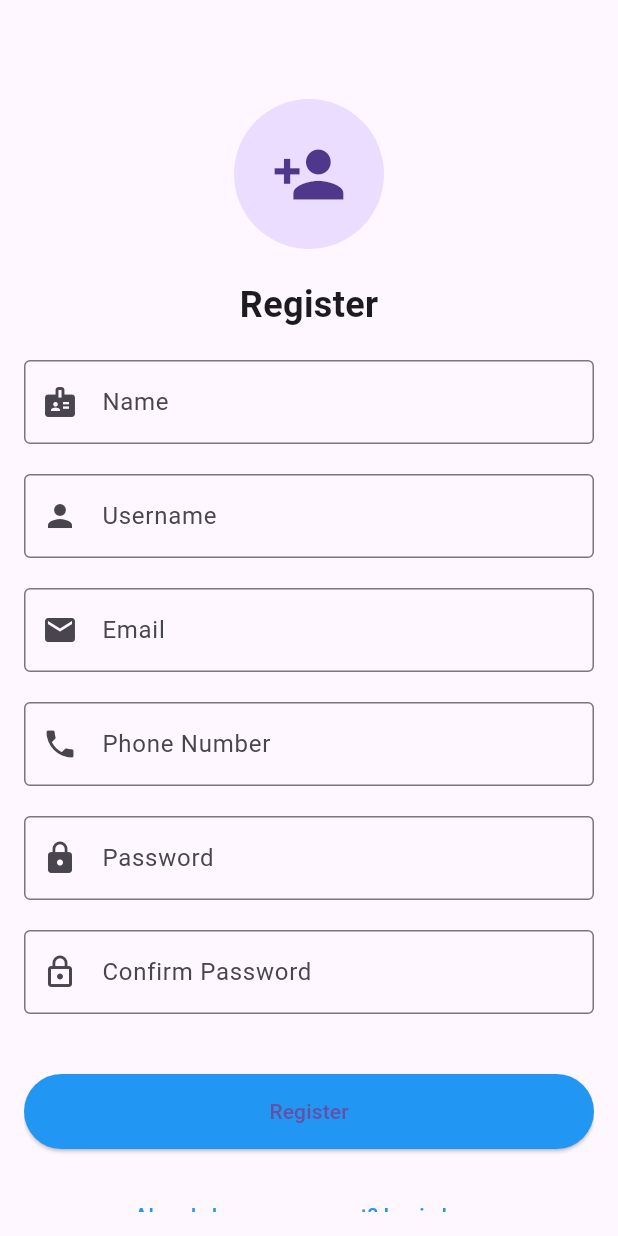
After one commit to AkshaysProjects/flutterdemo, a Flutter app: the screen it shows after launch, after a tap on "Login", after a tap on "Register", on a phone screen of 412 x 824 dp. The commit adds this screen. Run offline on Flutter 3.47's test engine with Material 3 defaults, Android fonts, the phone set to English and light mode, and no system bars; our stand-ins replace logger, shared_preferences; accounts and stored records are empty.

Commit message:
Add Login and Register pages along with it's logic

```diff
--- a/lib/main.dart
+++ b/lib/main.dart
@@ -1,21 +1,60 @@
 import 'package:flutter/material.dart';
+import 'package:provider/provider.dart';
+import 'package:flutterdemo/providers/auth_provider.dart';
 import 'package:flutterdemo/pages/login_page.dart';
+import 'package:flutterdemo/pages/home_page.dart';
+import 'package:flutterdemo/pages/register_page.dart';
 
 void main() {
-  runApp(const MaterialApp(home: MyApp()));
+  runApp(const MyApp());
 }
 
-class MyApp extends StatelessWidget {
+class MyApp extends StatefulWidget {
   const MyApp({Key? key}) : super(key: key);
 
   @override
+  _MyAppState createState() => _MyAppState();
+}
+
+class _MyAppState extends State<MyApp> {
+  late Future<AuthProvider> _authProviderFuture;
+
+  @override
+  void initState() {
+    super.initState();
+    _authProviderFuture = _initializeAuthProvider();
+  }
+
+  Future<AuthProvider> _initializeAuthProvider() async {
+    var authProvider = AuthProvider(); // Create an instance of AuthProvider
+    await authProvider.initialize(); // Wait for initialization
+    return authProvider; // Return the initialized AuthProvider
+  }
+
+  @override
   Widget build(BuildContext context) {
-    return MaterialApp(
-      theme: ThemeData(
-        colorScheme: ColorScheme.fromSeed(seedColor: Colors.deepPurple),
-        useMaterial3: true,
-      ),
-      home: const LoginPage(),
+    return FutureBuilder<AuthProvider>(
+      future: _authProviderFuture,
+      builder: (context, snapshot) {
+        if (snapshot.connectionState == ConnectionState.done &&
+            snapshot.hasData) {
+          return ChangeNotifierProvider<AuthProvider>.value(
+            value: snapshot.data!,
+            child: MaterialApp(
+              initialRoute: snapshot.data!.isAuthenticated ? '/home' : '/login',
+              routes: {
+                '/login': (context) => const LoginPage(),
+                '/home': (context) => const HomePage(),
+                '/register': (context) => const RegisterPage(),
+              },
+            ),
+          );
+        } else {
+          // Show loading screen while waiting for initialization
+          return const MaterialApp(
+              home: Scaffold(body: CircularProgressIndicator()));
+        }
+      },
     );
   }
 }
--- /dev/null
+++ b/lib/models/user_model.dart
@@ -0,0 +1,33 @@
+class UserModel {
+  final String name;
+  final String username;
+  final String email;
+  final String phoneNumber;
+
+  UserModel({
+    required this.name,
+    required this.username,
+    required this.email,
+    required this.phoneNumber,
+  });
+
+  // Factory constructor for creating a new UserModel instance from a map.
+  factory UserModel.fromJson(Map<String, dynamic> json) {
+    return UserModel(
+      name: json['name'],
+      username: json['username'],
+      email: json['email'],
+      phoneNumber: json['phoneNumber'],
+    );
+  }
+
+  // Method for serializing UserModel instance to a map.
+  Map<String, dynamic> toJson() {
+    return {
+      'name': name,
+      'username': username,
+      'email': email,
+      'phoneNumber': phoneNumber,
+    };
+  }
+}
--- a/lib/pages/login_page.dart
+++ b/lib/pages/login_page.dart
@@ -1,4 +1,6 @@
 import 'package:flutter/material.dart';
+import 'package:provider/provider.dart';
+import 'package:flutterdemo/providers/auth_provider.dart';
 
 class LoginPage extends StatefulWidget {
   const LoginPage({Key? key}) : super(key: key); // Constructor
@@ -8,21 +10,44 @@ class LoginPage extends StatefulWidget {
 }
 
 class _LoginPageState extends State<LoginPage> {
-  // Text controllers for form fields
+  final _formKey = GlobalKey<FormState>(); // Key for form
   final TextEditingController _usernameController = TextEditingController();
   final TextEditingController _passwordController = TextEditingController();
 
-  // Handles login logic
-  void _handleLogin() {}
+  void _handleLogin() async {
+    // Only proceed if the form is valid
+    if (_formKey.currentState!.validate()) {
+      // Access the AuthProvider from the widget tree
+      final authProvider = Provider.of<AuthProvider>(context, listen: false);
 
-  // Navigates to the register page
-  void _navigateToRegister() {}
+      // Use the provided username and password to login
+      await authProvider.login(
+          _usernameController.text, _passwordController.text);
+
+      // Navigate to the home page if authenticated
+      if (authProvider.isAuthenticated) {
+        _navigateToHome();
+      }
+    }
+  }
+
+  // Navigate to the home page
+  void _navigateToHome() {
+    Navigator.of(context).pushReplacementNamed('/home');
+  }
+
+  // Navigate to the register page
+  void _navigateToRegister() {
+    Navigator.of(context).pushNamed('/register');
+  }
 
   @override
   Widget build(BuildContext context) {
     return Scaffold(
       body: Padding(
         padding: const EdgeInsets.all(16.0),
+        child: Form(
+          key: _formKey,
           child: Column(
             mainAxisAlignment: MainAxisAlignment.center,
             children: [
@@ -37,18 +62,24 @@ class _LoginPageState extends State<LoginPage> {
               const SizedBox(height: 40),
 
               // Username/email input field
-            TextField(
+              TextFormField(
                 controller: _usernameController,
                 decoration: const InputDecoration(
                   labelText: 'Username or Email',
                   border: OutlineInputBorder(),
                   prefixIcon: Icon(Icons.person),
                 ),
+                validator: (value) {
+                  if (value == null || value.isEmpty) {
+                    return 'Please enter your username or email';
+                  }
+                  return null;
+                },
               ),
               const SizedBox(height: 20),
 
               // Password input field
-            TextField(
+              TextFormField(
                 controller: _passwordController,
                 obscureText: true,
                 decoration: const InputDecoration(
@@ -56,6 +87,12 @@ class _LoginPageState extends State<LoginPage> {
                   border: OutlineInputBorder(),
                   prefixIcon: Icon(Icons.lock),
                 ),
+                validator: (value) {
+                  if (value == null || value.isEmpty) {
+                    return 'Please enter your password';
+                  }
+                  return null;
+                },
               ),
               const SizedBox(height: 40),
 
@@ -63,7 +100,7 @@ class _LoginPageState extends State<LoginPage> {
               ElevatedButton(
                 onPressed: _handleLogin,
                 style: ElevatedButton.styleFrom(
-                primary: Colors.blue,
+                  backgroundColor: Colors.blue,
                   minimumSize: const Size.fromHeight(50),
                   shape: RoundedRectangleBorder(
                       borderRadius: BorderRadius.circular(30)),
@@ -81,10 +118,11 @@ class _LoginPageState extends State<LoginPage> {
                       borderRadius: BorderRadius.circular(30)),
                   side: const BorderSide(color: Colors.blue),
                 ),
-              child:
-                  const Text('Register', style: TextStyle(color: Colors.blue)),
+                child: const Text('Register',
+                    style: TextStyle(color: Colors.blue)),
               ),
             ],
+          ),
         ),
       ),
     );
--- /dev/null
+++ b/lib/pages/register_page.dart
@@ -0,0 +1,190 @@
+import 'package:flutter/material.dart';
+import 'package:provider/provider.dart';
+import 'package:flutterdemo/providers/auth_provider.dart'; // Ensure you have an AuthProvider that supports registration
+
+class RegisterPage extends StatefulWidget {
+  const RegisterPage({Key? key}) : super(key: key);
+
+  @override
+  _RegisterPageState createState() => _RegisterPageState();
+}
+
+class _RegisterPageState extends State<RegisterPage> {
+  final _formKey = GlobalKey<FormState>(); // Key for form
+  final TextEditingController _nameController = TextEditingController();
+  final TextEditingController _usernameController = TextEditingController();
+  final TextEditingController _emailController = TextEditingController();
+  final TextEditingController _phoneNumberController = TextEditingController();
+  final TextEditingController _passwordController = TextEditingController();
+  final TextEditingController _confirmPasswordController =
+      TextEditingController();
+
+  void _handleRegister() async {
+    if (_formKey.currentState!.validate()) {
+      // Only proceed if the form is valid
+      final authProvider = Provider.of<AuthProvider>(context, listen: false);
+
+      // Assuming your AuthProvider has a register method
+      await authProvider.register(
+          _nameController.text,
+          _usernameController.text,
+          _emailController.text,
+          _phoneNumberController.text,
+          _passwordController
+              .text); // Assuming this is how you handle registration
+
+      if (authProvider.isAuthenticated) {
+        _navigateToHome();
+      }
+    }
+  }
+
+  void _navigateToHome() {
+    Navigator.of(context).pushReplacementNamed('/home');
+  }
+
+  void _navigateToLogin() {
+    Navigator.of(context).pushReplacementNamed('/login');
+  }
+
+  @override
+  Widget build(BuildContext context) {
+    return Scaffold(
+      body: Padding(
+        padding: const EdgeInsets.all(16.0),
+        child: SingleChildScrollView(
+          child: Form(
+            key: _formKey,
+            child: Column(
+              mainAxisAlignment: MainAxisAlignment.center,
+              children: [
+                const SizedBox(height: 50),
+                const CircleAvatar(
+                    radius: 50, child: Icon(Icons.person_add, size: 50)),
+                const SizedBox(height: 20),
+                const Text('Register',
+                    style:
+                        TextStyle(fontSize: 24, fontWeight: FontWeight.bold)),
+                const SizedBox(height: 20),
+                TextFormField(
+                  controller: _nameController,
+                  decoration: const InputDecoration(
+                    labelText: 'Name',
+                    border: OutlineInputBorder(),
+                    prefixIcon: Icon(Icons.badge),
+                  ),
+                  validator: (value) {
+                    if (value == null || value.isEmpty) {
+                      return 'Please enter your name';
+                    }
+                    return null;
+                  },
+                ),
+                const SizedBox(height: 20),
+                TextFormField(
+                  controller: _usernameController,
+                  decoration: const InputDecoration(
+                    labelText: 'Username',
+                    border: OutlineInputBorder(),
+                    prefixIcon: Icon(Icons.person),
+                  ),
+                  validator: (value) {
+                    if (value == null || value.isEmpty) {
+                      return 'Please enter a username';
+                    }
+                    return null;
+                  },
+                ),
+                const SizedBox(height: 20),
+                TextFormField(
+                  controller: _emailController,
+                  decoration: const InputDecoration(
+                    labelText: 'Email',
+                    border: OutlineInputBorder(),
+                    prefixIcon: Icon(Icons.email),
+                  ),
+                  validator: (value) {
+                    if (value == null || value.isEmpty) {
+                      return 'Please enter an email address';
+                    } else if (!value.contains('@')) {
+                      return 'Please enter a valid email address';
+                    }
+                    return null;
+                  },
+                ),
+                const SizedBox(height: 20),
+                TextFormField(
+                  controller: _phoneNumberController,
+                  decoration: const InputDecoration(
+                    labelText: 'Phone Number',
+                    border: OutlineInputBorder(),
+                    prefixIcon: Icon(Icons.phone),
+                  ),
+                  validator: (value) {
+                    if (value == null || value.isEmpty) {
+                      return 'Please enter a phone number';
+                    }
+                    return null;
+                  },
+                ),
+                const SizedBox(height: 20),
+                TextFormField(
+                  controller: _passwordController,
+                  obscureText: true,
+                  decoration: const InputDecoration(
+                    labelText: 'Password',
+                    border: OutlineInputBorder(),
+                    prefixIcon: Icon(Icons.lock),
+                  ),
+                  validator: (value) {
+                    if (value == null || value.isEmpty) {
+                      return 'Please enter a password';
+                    } else if (value.length < 6) {
+                      return 'Password must be at least 6 characters long';
+                    }
+                    return null;
+                  },
+                ),
+                const SizedBox(height: 20),
+                TextFormField(
+                  controller: _confirmPasswordController,
+                  obscureText: true,
+                  decoration: const InputDecoration(
+                    labelText: 'Confirm Password',
+                    border: OutlineInputBorder(),
+                    prefixIcon: Icon(Icons.lock_outline),
+                  ),
+                  validator: (value) {
+                    if (value == null || value.isEmpty) {
+                      return 'Please confirm your password';
+                    } else if (_passwordController.text != value) {
+                      return 'Passwords do not match';
+                    }
+                    return null;
+                  },
+                ),
+                const SizedBox(height: 40),
+                ElevatedButton(
+                  onPressed: _handleRegister,
+                  style: ElevatedButton.styleFrom(
+                    backgroundColor: Colors.blue,
+                    minimumSize: const Size.fromHeight(50),
+                    shape: RoundedRectangleBorder(
+                        borderRadius: BorderRadius.circular(30)),
+                  ),
+                  child: const Text('Register'),
+                ),
+                const SizedBox(height: 20),
+                TextButton(
+                  onPressed: _navigateToLogin,
+                  child: const Text('Already have an account? Login here',
+                      style: TextStyle(color: Colors.blue)),
+                ),
+              ],
+            ),
+          ),
+        ),
+      ),
+    );
+  }
+}
--- /dev/null
+++ b/lib/providers/auth_provider.dart
@@ -0,0 +1,132 @@
+import 'package:flutter/material.dart';
+import 'package:flutterdemo/models/user_model.dart';
+import 'package:http/http.dart' as http;
+import 'dart:convert';
+import 'package:shared_preferences/shared_preferences.dart';
+import 'package:logger/logger.dart';
+
+class AuthProvider with ChangeNotifier {
+  UserModel? _user;
+  String? _accessToken;
+  String? _refreshToken;
+  final Logger _logger = Logger();
+
+  bool get isAuthenticated => _user != null && _accessToken != null;
+  UserModel get user => _user!;
+  String get accessToken => _accessToken!;
+  String get refreshToken => _refreshToken!;
+
+  Future<void> initialize() async {
+    await loadUserFromPrefs();
+  }
+
+  Future<void> loadUserFromPrefs() async {
+    final SharedPreferences prefs = await SharedPreferences.getInstance();
+    final String? userJson = prefs.getString('user');
+    final String? accessToken = prefs.getString('accessToken');
+    final String? refreshToken = prefs.getString('refreshToken');
+
+    if (userJson != null && accessToken != null && refreshToken != null) {
+      final Map<String, dynamic> userMap = json.decode(userJson);
+      _user = UserModel.fromJson(userMap);
+      _accessToken = accessToken;
+      _refreshToken = refreshToken;
+      notifyListeners();
+    }
+  }
+
+  Future<void> login(String input, String password) async {
+    Uri uri = Uri.parse('https://posts.akshaykakatkar.tech/auth/login');
+    String key = _isEmail(input) ? 'email' : 'username';
+    Map<String, String> headers = {'Content-Type': 'application/json'};
+    Map<String, dynamic> body = {key: input, 'password': password};
+
+    try {
+      final response =
+          await http.post(uri, headers: headers, body: json.encode(body));
+
+      if (response.statusCode == 200) {
+        final data = json.decode(response.body);
+        _accessToken = data['access_token'];
+        _refreshToken = data['refresh_token'];
+        _user = UserModel(
+          name: data['user']['name'],
+          username: data['user']['username'],
+          email: data['user']['email'],
+          phoneNumber: data['user']['phone_number'] ?? '',
+        );
+
+        final SharedPreferences prefs = await SharedPreferences.getInstance();
+        await prefs.setString('accessToken', _accessToken!);
+        await prefs.setString('refreshToken', _refreshToken!);
+        await prefs.setString('user', json.encode(_user!.toJson()));
+
+        notifyListeners();
+      } else {
+        _logger.w('Login failed with status code: ${response.statusCode}');
+      }
+    } catch (e) {
+      _logger.e('Login error: $e');
+    }
+  }
+
+  Future<void> register(String name, String username, String email,
+      String phoneNumber, String password) async {
+    Uri uri = Uri.parse('https://posts.akshaykakatkar.tech/auth/register');
+    Map<String, String> headers = {'Content-Type': 'application/json'};
+    Map<String, dynamic> body = {
+      'name': name,
+      'username': username,
+      'email': email,
+      'phone_number': phoneNumber,
+      'password': password
+    };
+    try {
+      final response =
+          await http.post(uri, headers: headers, body: json.encode(body));
+
+      if (response.statusCode == 201) {
+        final data = json.decode(response.body);
+        _accessToken = data['access_token'];
+        _refreshToken = data['refresh_token'];
+        _user = UserModel(
+          name: data['user']['name'],
+          username: data['user']['username'],
+          email: data['user']['email'],
+          phoneNumber: data['user']['phone_number'] ?? '',
+        );
+
+        final SharedPreferences prefs = await SharedPreferences.getInstance();
+        await prefs.setString('accessToken', _accessToken!);
+        await prefs.setString('refreshToken', _refreshToken!);
+        await prefs.setString('user', json.encode(_user!.toJson()));
+
+        notifyListeners();
+      } else {
+        _logger
+            .w('Registration failed with status code: ${response.statusCode}');
+      }
+    } catch (e) {
+      _logger.e('Registration error: $e');
+    }
+  }
+
+  Future<void> logout() async {
+    final SharedPreferences prefs = await SharedPreferences.getInstance();
+    await prefs.remove('user');
+    await prefs.remove('accessToken');
+    await prefs.remove('refreshToken');
+
+    _user = null;
+    _accessToken = null;
+    _refreshToken = null;
+
+    notifyListeners();
+  }
+
+  // Helper function to check if input is an email
+  bool _isEmail(String input) {
+    final emailRegExp = RegExp(r'^\S+@\S+\.\S+$');
+    return emailRegExp.hasMatch(input);
+  }
+}
--- a/pubspec.yaml
+++ b/pubspec.yaml
@@ -30,6 +30,10 @@ environment:
 dependencies:
   flutter:
     sdk: flutter
+  provider: ^6.1.1
+  http: ^1.2.0
+  shared_preferences: ^2.2.2
+  logger: ^2.0.2+1
 
 
   # The following adds the Cupertino Icons font to your application.
```
Also changed, not shown: lib/pages/home_page.dart (added, +28 -0 lines), pubspec.lock, 1 other file. Lines whose indentation alone changed are shown as unchanged.
